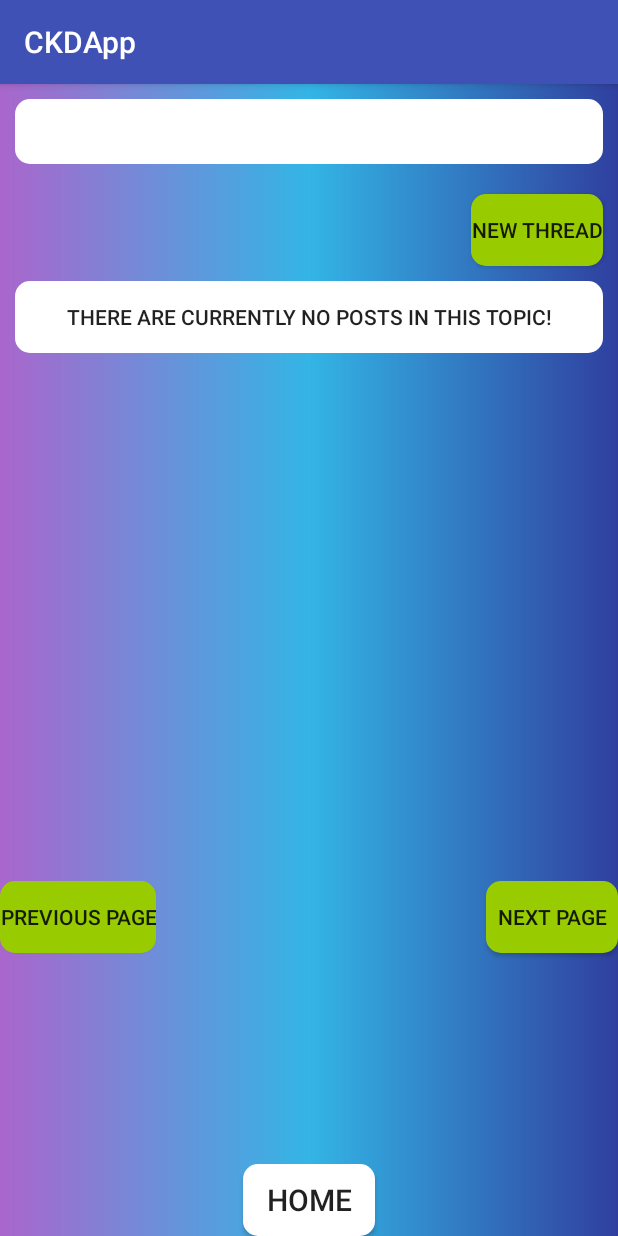
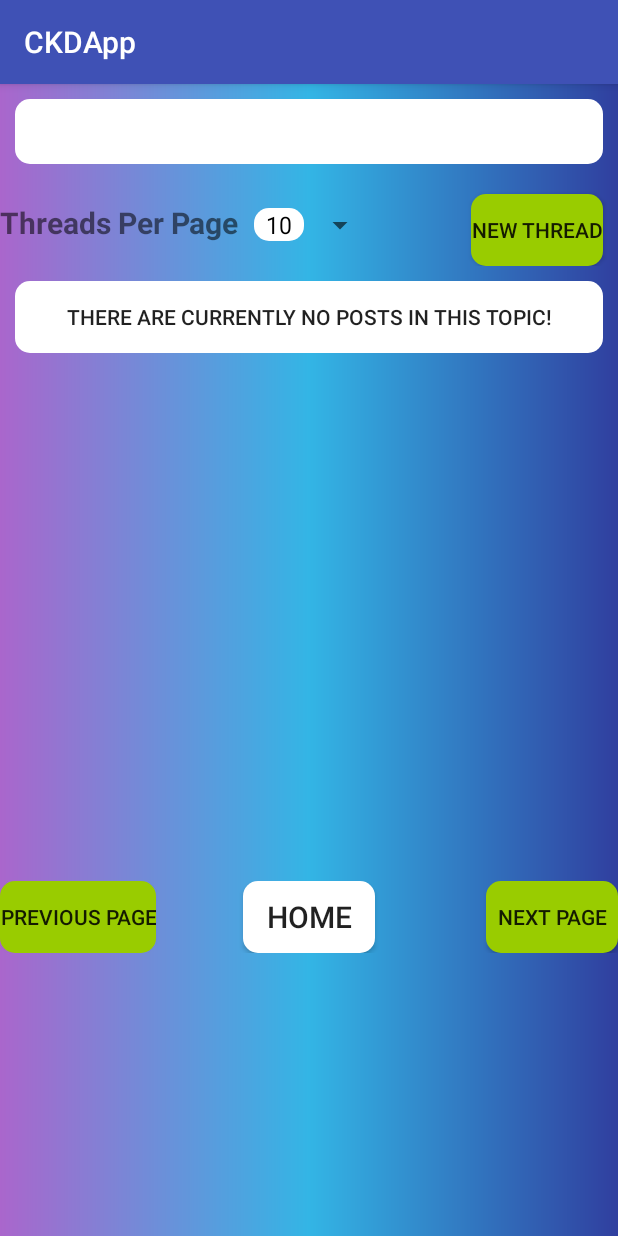
Before and after one commit to rav-singh/CKDApp, an Android app: the ThreadsList screen opened directly, with no data from a screen before it, on a phone screen of 412 x 824 dp. Run offline under Robolectric (Android 15) with nearby library versions, the phone set to English and light mode, and no system bars; our stand-ins replace Firebase (no records; nobody signed in at launch, a user with empty details on screens opened directly).

Commit message:
Added Spinner to XML file for user to select How many threads per page to view

```diff
--- a/app/src/main/res/layout/activity_threads.xml
+++ b/app/src/main/res/layout/activity_threads.xml
@@ -16,6 +16,35 @@
             tools:text="Category"
             android:background="@drawable/rounded_corner_textview"/>
 
+        <RelativeLayout
+            android:layout_width="match_parent"
+            android:layout_height="wrap_content">
+
+            <LinearLayout
+                android:layout_width="wrap_content"
+                android:layout_height="wrap_content"
+                android:layout_alignParentStart="true"
+                android:layout_centerVertical="true"
+                android:orientation="horizontal">
+
+                <TextView
+                    android:layout_width="wrap_content"
+                    android:layout_height="wrap_content"
+                    android:text="Threads Per Page"
+                    android:textSize="20sp"
+                    android:textStyle="bold"/>
+
+                <Spinner
+                    android:id="@+id/ThreadsList_SPN_ThreadsPerPage"
+                    android:layout_width="wrap_content"
+                    android:layout_height="wrap_content"
+                    android:entries="@array/num_threads_array"
+                    android:layout_marginLeft="10dp"
+                    android:textColor="@android:color/black"
+                    android:spinnerMode="dropdown"
+                    android:theme="@style/Spinner2"  />
+            </LinearLayout>
+
             <Button
                 android:id="@+id/ThreadsList_Btn_NewThread"
                 android:layout_width="wrap_content"
@@ -23,9 +52,9 @@
                 android:background="@drawable/button_background"
                 android:layout_marginTop="10dp"
                 android:layout_marginEnd="10dp"
-            android:layout_gravity="end"
+                android:layout_alignParentRight="true"
                 android:text="New Thread" />
-
+        </RelativeLayout>
     <ScrollView
             android:layout_width="match_parent"
             android:layout_height="400dp"
@@ -70,15 +99,14 @@
 
             <Button
                 android:id="@+id/Threads_btn_home"
+                android:layout_width="wrap_content"
                 android:layout_height="wrap_content"
-                android:layout_width="wrap_content"
+                android:layout_centerVertical="true"
+                android:layout_centerHorizontal="true"
+                android:background="@drawable/button_home_background"
+                android:padding="10dp"
                 android:text="Home"
-                android:textSize="20sp"
-                android:padding="10dp"
-                android:layout_marginBottom="10dp"
-                android:background="@drawable/button_home_background"
-                android:layout_alignParentBottom="true"
-                android:layout_centerHorizontal="true"/>
+                android:textSize="20sp" />
 
         </RelativeLayout>
 </LinearLayout>
--- a/app/src/main/res/values/strings.xml
+++ b/app/src/main/res/values/strings.xml
@@ -100,4 +100,11 @@
         <item>Great!</item>
     </string-array>
 
+    <string-array name="num_threads_array">
+        <item>10</item>
+        <item>15</item>
+        <item>25</item>
+        <item>50</item>
+    </string-array>
+
 </resources>
```
Lines whose indentation alone changed are shown as unchanged.
